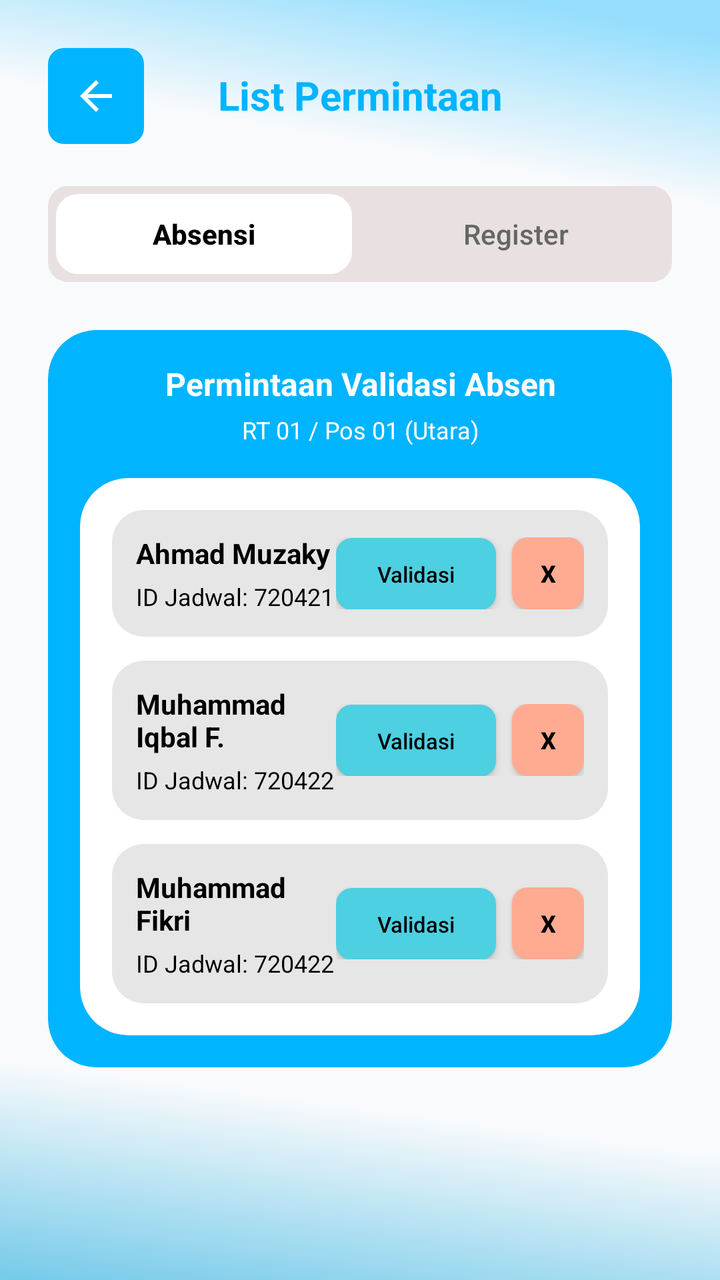
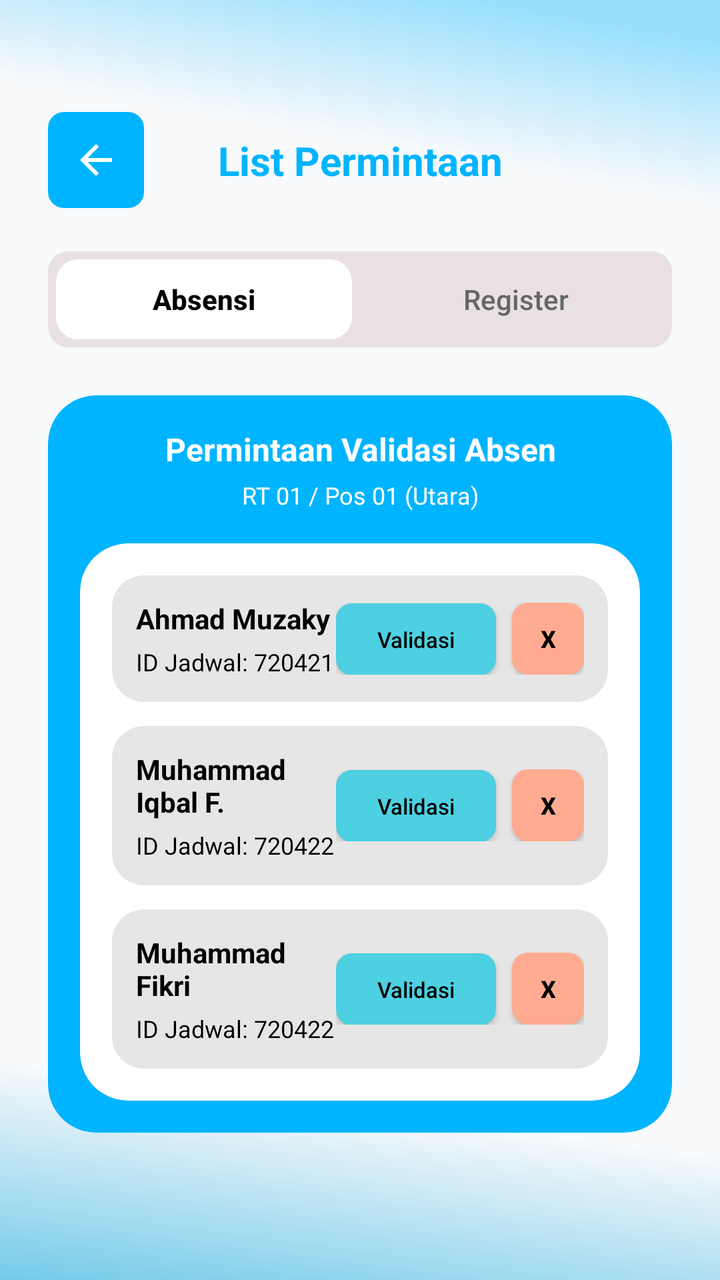

Compare the two renders of this Android layout. The source of the first and the diff that turns it into the second are given below.
<!-- AndroidManifest.xml: application theme Theme.AppCompat.Light.NoActionBar -->
<!-- res/layout/activity_list_permintaan_absensi.xml -->
<?xml version="1.0" encoding="utf-8"?>
<androidx.core.widget.NestedScrollView xmlns:android="http://schemas.android.com/apk/res/android"
    xmlns:app="http://schemas.android.com/apk/res-auto"
    xmlns:tools="http://schemas.android.com/tools"
    android:layout_width="match_parent"
    android:layout_height="match_parent"
    android:background="@drawable/bg_gradient"
    android:fillViewport="true">

    <androidx.constraintlayout.widget.ConstraintLayout
        android:layout_width="match_parent"
        android:layout_height="wrap_content"
        android:padding="24dp">

        
        <ImageButton
            android:id="@+id/btnBack"
            android:layout_width="48dp"
            android:layout_height="48dp"
            android:background="@drawable/bg_back_button_blue"
            android:contentDescription="Kembali"
            android:padding="10dp"
            android:scaleType="centerInside"
            app:layout_constraintStart_toStartOf="parent"
            app:layout_constraintTop_toTopOf="parent"
            app:srcCompat="@drawable/ic_back_arrow"
            app:tint="@android:color/white" />

        
        <TextView
            android:id="@+id/tvTitle"
            android:layout_width="wrap_content"
            android:layout_height="wrap_content"
            android:layout_marginTop="10dp"
            android:text="List Permintaan"
            android:textColor="@color/blue"
            android:textSize="20sp"
            android:textStyle="bold"
            app:layout_constraintEnd_toEndOf="parent"
            app:layout_constraintHorizontal_bias="0.5"
            app:layout_constraintStart_toStartOf="parent"
            app:layout_constraintTop_toTopOf="parent" />

        
        <ImageView
            android:id="@+id/tabBackground"
            android:layout_width="0dp"
            android:layout_height="48dp"
            android:layout_marginTop="32dp"
            android:scaleType="fitXY"
            app:layout_constraintEnd_toEndOf="parent"
            app:layout_constraintStart_toStartOf="parent"
            app:layout_constraintTop_toBottomOf="@id/tvTitle"
            app:srcCompat="@drawable/rounded_button_2" />

        
        <Button
            android:id="@+id/btnTabAbsensi"
            style="@style/Widget.AppCompat.Button.Borderless"
            android:layout_width="0dp"
            android:layout_height="0dp"
            android:layout_margin="4dp"
            android:background="@drawable/rounded_button_white"
            android:text="Absensi"
            android:textAllCaps="false"
            android:textColor="@color/black"
            android:textStyle="bold"
            app:layout_constraintBottom_toBottomOf="@id/tabBackground"
            app:layout_constraintEnd_toStartOf="@+id/btnTabRegister"
            app:layout_constraintStart_toStartOf="@id/tabBackground"
            app:layout_constraintTop_toTopOf="@id/tabBackground" />

        
        <Button
            android:id="@+id/btnTabRegister"
            style="@style/Widget.AppCompat.Button.Borderless"
            android:layout_width="0dp"
            android:layout_height="0dp"
            android:layout_margin="4dp"
            android:background="@android:color/transparent"
            android:text="Register"
            android:textAllCaps="false"
            android:textColor="@color/gray"
            app:layout_constraintBottom_toBottomOf="@id/tabBackground"
            app:layout_constraintEnd_toEndOf="@id/tabBackground"
            app:layout_constraintStart_toEndOf="@+id/btnTabAbsensi"
            app:layout_constraintTop_toTopOf="@id/tabBackground" />

        
        <androidx.cardview.widget.CardView
            android:id="@+id/cardListContainer"
            android:layout_width="match_parent"
            android:layout_height="wrap_content"
            android:layout_marginTop="24dp"
            app:cardBackgroundColor="@color/blue"
            app:cardCornerRadius="24dp"
            app:cardElevation="0dp"
            app:layout_constraintTop_toBottomOf="@id/tabBackground">

            <LinearLayout
                android:layout_width="match_parent"
                android:layout_height="wrap_content"
                android:orientation="vertical"
                android:padding="16dp">

                
                <TextView
                    android:layout_width="match_parent"
                    android:layout_height="wrap_content"
                    android:gravity="center"
                    android:text="Permintaan Validasi Absen"
                    android:textColor="@android:color/white"
                    android:textSize="16sp"
                    android:textStyle="bold" />

                <TextView
                    android:layout_width="match_parent"
                    android:layout_height="wrap_content"
                    android:layout_marginTop="4dp"
                    android:gravity="center"
                    android:text="RT 01 / Pos 01 (Utara)"
                    android:textColor="@android:color/white"
                    android:textSize="12sp" />

                
                <androidx.cardview.widget.CardView
                    android:layout_width="match_parent"
                    android:layout_height="wrap_content"
                    android:layout_marginTop="16dp"
                    app:cardBackgroundColor="@android:color/white"
                    app:cardCornerRadius="24dp"
                    app:cardElevation="0dp">

                    <LinearLayout
                        android:layout_width="match_parent"
                        android:layout_height="wrap_content"
                        android:orientation="vertical"
                        android:padding="16dp">

                        
                        <LinearLayout
                            android:layout_width="match_parent"
                            android:layout_height="wrap_content"
                            android:background="@drawable/bg_list_item_gray"
                            android:gravity="center_vertical"
                            android:orientation="horizontal"
                            android:padding="12dp">

                            
                            <LinearLayout
                                android:layout_width="0dp"
                                android:layout_height="wrap_content"
                                android:layout_weight="1"
                                android:orientation="vertical">

                                <TextView
                                    android:layout_width="wrap_content"
                                    android:layout_height="wrap_content"
                                    android:text="Ahmad Muzaky"
                                    android:textColor="@color/black"
                                    android:textSize="14sp"
                                    android:textStyle="bold" />

                                <TextView
                                    android:layout_width="wrap_content"
                                    android:layout_height="wrap_content"
                                    android:layout_marginTop="4dp"
                                    android:text="ID Jadwal: 720421"
                                    android:textColor="@color/black"
                                    android:textSize="12sp" />
                            </LinearLayout>

                            
                            <LinearLayout
                                android:layout_width="wrap_content"
                                android:layout_height="wrap_content"
                                android:orientation="horizontal">

                                <android.widget.Button
                                    android:id="@+id/btnValidate1"
                                    android:layout_width="80dp"
                                    android:layout_height="36dp"
                                    android:layout_marginEnd="8dp"
                                    android:background="@drawable/bg_button_validate"
                                    android:text="Validasi"
                                    android:textAllCaps="false"
                                    android:textColor="@color/black"
                                    android:textSize="11sp" />

                                <android.widget.Button
                                    android:id="@+id/btnReject1"
                                    android:layout_width="36dp"
                                    android:layout_height="36dp"
                                    android:background="@drawable/bg_button_reject"
                                    android:text="X"
                                    android:textColor="@color/black"
                                    android:textSize="12sp"
                                    android:textStyle="bold" />
                            </LinearLayout>
                        </LinearLayout>

                        
                        <LinearLayout
                            android:layout_width="match_parent"
                            android:layout_height="wrap_content"
                            android:layout_marginTop="12dp"
                            android:background="@drawable/bg_list_item_gray"
                            android:gravity="center_vertical"
                            android:orientation="horizontal"
                            android:padding="12dp">

                            <LinearLayout
                                android:layout_width="0dp"
                                android:layout_height="wrap_content"
                                android:layout_weight="1"
                                android:orientation="vertical">

                                <TextView
                                    android:layout_width="wrap_content"
                                    android:layout_height="wrap_content"
                                    android:text="Muhammad Iqbal F."
                                    android:textColor="@color/black"
                                    android:textSize="14sp"
                                    android:textStyle="bold" />

                                <TextView
                                    android:layout_width="wrap_content"
                                    android:layout_height="wrap_content"
                                    android:layout_marginTop="4dp"
                                    android:text="ID Jadwal: 720422"
                                    android:textColor="@color/black"
                                    android:textSize="12sp" />
                            </LinearLayout>

                            <LinearLayout
                                android:layout_width="wrap_content"
                                android:layout_height="wrap_content"
                                android:orientation="horizontal">

                                <android.widget.Button
                                    android:id="@+id/btnValidate2"
                                    android:layout_width="80dp"
                                    android:layout_height="36dp"
                                    android:layout_marginEnd="8dp"
                                    android:background="@drawable/bg_button_validate"
                                    android:text="Validasi"
                                    android:textAllCaps="false"
                                    android:textColor="@color/black"
                                    android:textSize="11sp" />

                                <android.widget.Button
                                    android:id="@+id/btnReject2"
                                    android:layout_width="36dp"
                                    android:layout_height="36dp"
                                    android:background="@drawable/bg_button_reject"
                                    android:text="X"
                                    android:textColor="@color/black"
                                    android:textSize="12sp"
                                    android:textStyle="bold" />
                            </LinearLayout>
                        </LinearLayout>

                        
                        <LinearLayout
                            android:layout_width="match_parent"
                            android:layout_height="wrap_content"
                            android:layout_marginTop="12dp"
                            android:background="@drawable/bg_list_item_gray"
                            android:gravity="center_vertical"
                            android:orientation="horizontal"
                            android:padding="12dp">

                            <LinearLayout
                                android:layout_width="0dp"
                                android:layout_height="wrap_content"
                                android:layout_weight="1"
                                android:orientation="vertical">

                                <TextView
                                    android:layout_width="wrap_content"
                                    android:layout_height="wrap_content"
                                    android:text="Muhammad Fikri"
                                    android:textColor="@color/black"
                                    android:textSize="14sp"
                                    android:textStyle="bold" />

                                <TextView
                                    android:layout_width="wrap_content"
                                    android:layout_height="wrap_content"
                                    android:layout_marginTop="4dp"
                                    android:text="ID Jadwal: 720422"
                                    android:textColor="@color/black"
                                    android:textSize="12sp" />
                            </LinearLayout>

                            <LinearLayout
                                android:layout_width="wrap_content"
                                android:layout_height="wrap_content"
                                android:orientation="horizontal">

                                <android.widget.Button
                                    android:id="@+id/btnValidate3"
                                    android:layout_width="80dp"
                                    android:layout_height="36dp"
                                    android:layout_marginEnd="8dp"
                                    android:background="@drawable/bg_button_validate"
                                    android:text="Validasi"
                                    android:textAllCaps="false"
                                    android:textColor="@color/black"
                                    android:textSize="11sp" />

                                <android.widget.Button
                                    android:id="@+id/btnReject3"
                                    android:layout_width="36dp"
                                    android:layout_height="36dp"
                                    android:background="@drawable/bg_button_reject"
                                    android:text="X"
                                    android:textColor="@color/black"
                                    android:textSize="12sp"
                                    android:textStyle="bold" />
                            </LinearLayout>
                        </LinearLayout>

                    </LinearLayout>
                </androidx.cardview.widget.CardView>

            </LinearLayout>
        </androidx.cardview.widget.CardView>

    </androidx.constraintlayout.widget.ConstraintLayout>
</androidx.core.widget.NestedScrollView>
<!-- resources referenced by this layout -->
<resources>
  <color name="black">#FF000000</color>
  <color name="blue">#00B4FF</color>
  <color name="gray">#666666</color>
  <!-- drawable bg_back_button_blue (drawable) -->
  <?xml version="1.0" encoding="utf-8"?>
  <shape xmlns:android="http://schemas.android.com/apk/res/android">
      <solid android:color="@color/blue" />
      <corners android:radius="8dp" />
  </shape>
  <!-- drawable bg_button_reject (drawable) -->
  <?xml version="1.0" encoding="utf-8"?>
  <shape xmlns:android="http://schemas.android.com/apk/res/android">
      <solid android:color="#FFAB91" /> 
      <corners android:radius="8dp" />
  </shape>
  <!-- drawable bg_button_validate (drawable) -->
  <?xml version="1.0" encoding="utf-8"?>
  <shape xmlns:android="http://schemas.android.com/apk/res/android">
      <solid android:color="#4DD0E1" /> 
      <corners android:radius="8dp" />
  </shape>
  <!-- drawable bg_gradient (drawable) -->
  <vector xmlns:android="http://schemas.android.com/apk/res/android"
      xmlns:aapt="http://schemas.android.com/aapt"
      android:width="360dp"
      android:height="800dp"
      android:viewportWidth="360"
      android:viewportHeight="800">
  
      <path
          android:pathData="M0,0h360v800h-360z"
          android:fillColor="#F8FAFC" />
  
      <path
          android:pathData="M0,0h360v300h-360z">
          <aapt:attr name="android:fillColor">
              <gradient
                  android:type="linear"
  
                  android:startX="255"
                  android:startY="0"
  
                  android:endX="233"
                  android:endY="100">
  
                  <item android:offset="0.0" android:color="#6600B4FF"/>
                  <item android:offset="1.0" android:color="#0000B4FF"/>
              </gradient>
          </aapt:attr>
      </path>
  
      <path
          android:pathData="M0,500h360v300h-360z">
          <aapt:attr name="android:fillColor">
              <gradient
                  android:type="linear"
  
                  android:startX="180"
                  android:startY="940"
  
                  android:endX="220"
                  android:endY="700">
  
                  <item android:offset="0.0" android:color="#0AA3DB"/>
                  <item android:offset="1.0" android:color="#0000B4FF"/>
              </gradient>
          </aapt:attr>
      </path>
  
  </vector>
  <!-- drawable bg_list_item_gray (drawable) -->
  <?xml version="1.0" encoding="utf-8"?>
  <shape xmlns:android="http://schemas.android.com/apk/res/android">
      <solid android:color="#E6E6E6" />
      <corners android:radius="16dp" />
  </shape>
  <!-- drawable ic_back_arrow (drawable) -->
  <vector xmlns:android="http://schemas.android.com/apk/res/android" android:autoMirrored="true" android:height="24dp" android:tint="#000000" android:viewportHeight="24" android:viewportWidth="24" android:width="24dp">
        
      <path android:fillColor="@android:color/white" android:pathData="M20,11H7.83l5.59,-5.59L12,4l-8,8 8,8 1.41,-1.41L7.83,13H20v-2z"/>
      
  </vector>
  <!-- drawable rounded_button_2 (drawable) -->
  <shape xmlns:android="http://schemas.android.com/apk/res/android"
      android:shape="rectangle">
  
      
      <solid android:color="#E9E1E1" />
  
      
      <corners android:radius="10dp" />
  
      
      <padding
          android:left="10dp"
          android:right="10dp"
          android:top="6dp"
          android:bottom="6dp" />
  </shape>
  <!-- drawable rounded_button_white (drawable) -->
  <shape xmlns:android="http://schemas.android.com/apk/res/android"
      android:shape="rectangle">
  
      
      <solid android:color="#FFFFFF" />
  
      
      <corners android:radius="11dp" />
  
      
      <padding
          android:left="10dp"
          android:right="10dp"
          android:top="6dp"
          android:bottom="6dp" />
  </shape>
</resources>

<!-- the commit's change to res/layout/activity_list_permintaan_absensi.xml (unified diff, before → after) -->
@@ -17,6 +17,7 @@
             android:id="@+id/btnBack"
             android:layout_width="48dp"
             android:layout_height="48dp"
+            android:layout_marginTop="32dp"
             android:background="@drawable/bg_back_button_blue"
             android:contentDescription="Kembali"
             android:padding="10dp"
@@ -31,15 +32,15 @@
             android:id="@+id/tvTitle"
             android:layout_width="wrap_content"
             android:layout_height="wrap_content"
-            android:layout_marginTop="10dp"
             android:text="List Permintaan"
             android:textColor="@color/blue"
             android:textSize="20sp"
             android:textStyle="bold"
+            android:gravity="center"
+            app:layout_constraintBottom_toBottomOf="@id/btnBack"
             app:layout_constraintEnd_toEndOf="parent"
-            app:layout_constraintHorizontal_bias="0.5"
             app:layout_constraintStart_toStartOf="parent"
-            app:layout_constraintTop_toTopOf="parent" />
+            app:layout_constraintTop_toTopOf="@id/btnBack" />
 
         
         <ImageView
